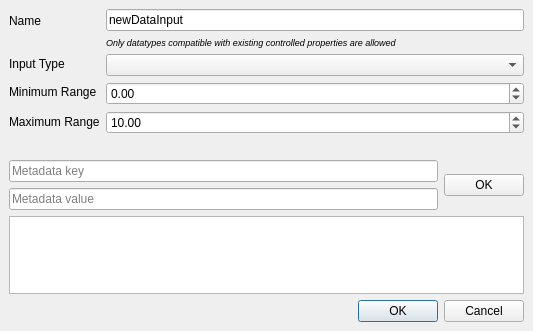
Above: src/Authoring/Studio/Application/DataInputDlg.ui from flyhex/qt3dstudio before the change. Below: the same form after it.
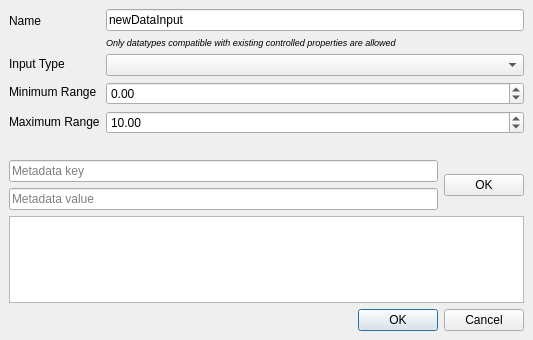
That is the form after the change.

Commit message:
Fix tab order in some dialogs
Add Data Input dialog also resized a bit to fix clipping issue.

Task-number: QT3DS-3180

```diff
--- a/src/Authoring/Studio/Application/DataInputDlg.ui
+++ b/src/Authoring/Studio/Application/DataInputDlg.ui
@@ -7,7 +7,7 @@
     <x>0</x>
     <y>0</y>
     <width>533</width>
-    <height>307</height>
+    <height>340</height>
    </rect>
   </property>
   <property name="windowTitle">
```
Left out of the diff: 10 changed lines with no effect on the pictures. The commit also changes 2 other files.
